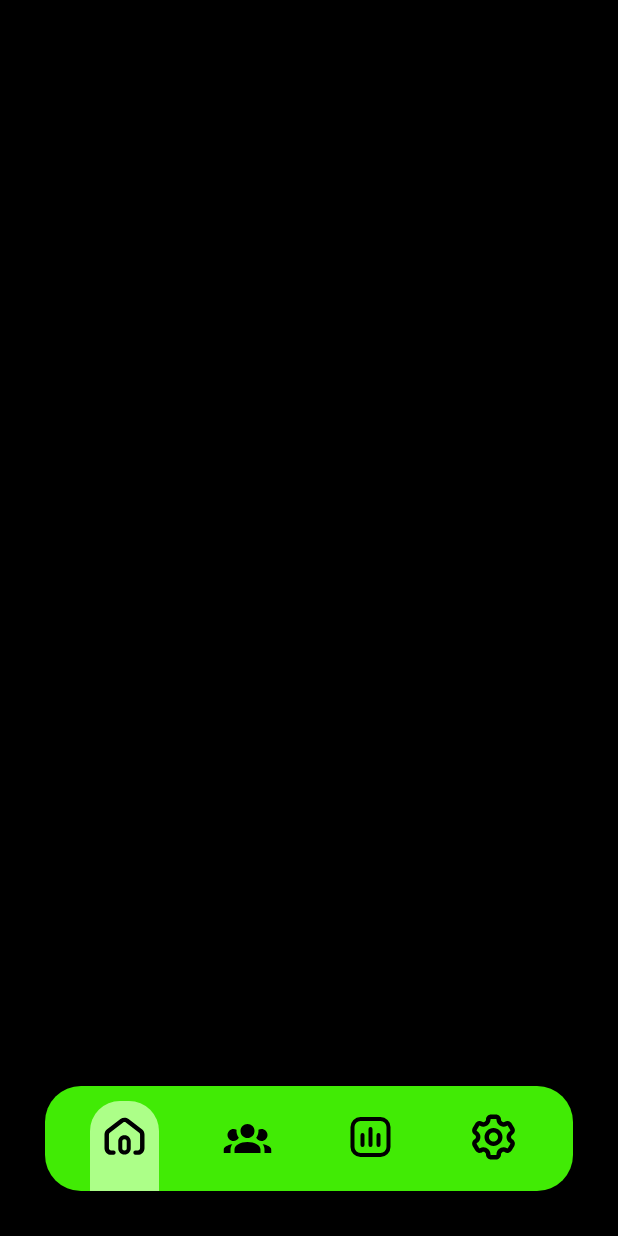
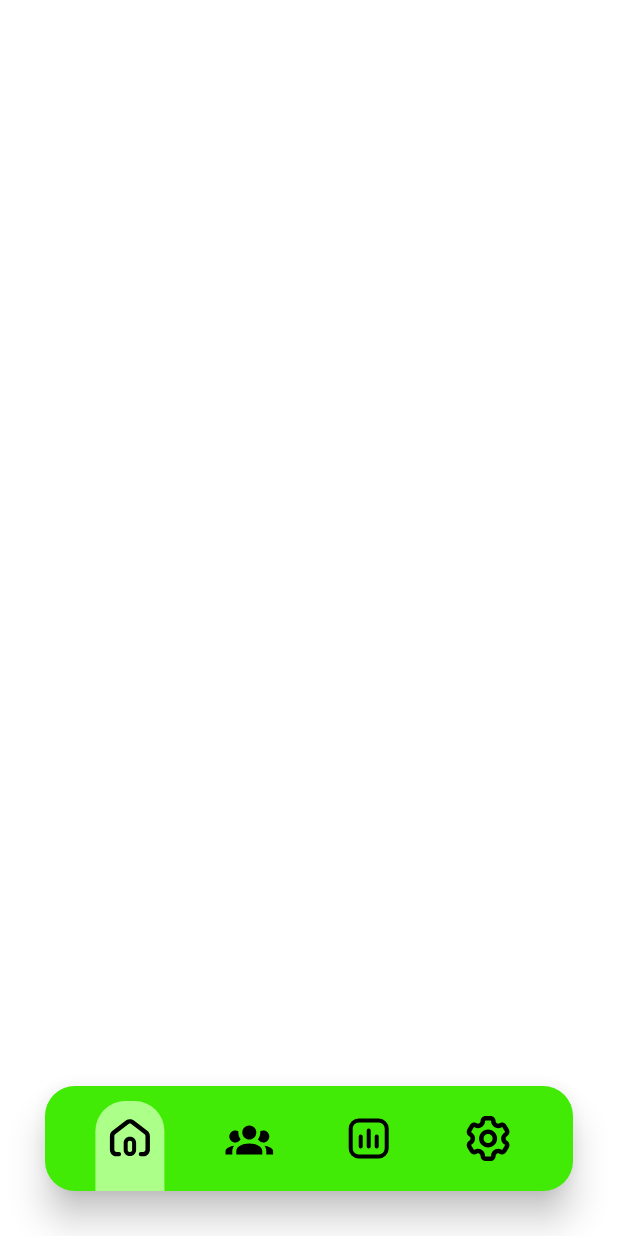
Before and after one commit to hiagozavarize/prosper_app, a Flutter app: the NavBar screen opened directly, on a phone screen of 412 x 824 dp. Run offline on Flutter 3.47's test engine with Material 3 defaults, Android fonts, the phone set to English and light mode, and no system bars; our stand-ins replace flutter_animate, flutter_svg, google_fonts.

Commit message:
fix: refactoring the navbar without animation

```diff
--- a/lib/main.dart
+++ b/lib/main.dart
@@ -3,6 +3,7 @@ import 'package:google_fonts/google_fonts.dart';
 import 'package:prosper/carrosel.dart';
 import 'package:prosper/gif_screen.dart';
 import 'package:prosper/login.dart';
+import 'package:prosper/widgets/navbar/nav_bar.dart';
 import 'package:prosper/utils/app_colors.dart';
 import 'package:prosper/utils/common.dart';
 import 'package:prosper/welcome.dart';
@@ -17,15 +18,15 @@ class ProsperApp extends StatelessWidget {
   @override
   Widget build(BuildContext context) {
     return MaterialApp(
-      navigatorKey: navigatorKey,
-      initialRoute: GifScreen.screenName,
-      routes: {
+      //navigatorKey: navigatorKey,
+      //initialRoute: GifScreen.screenName,
+      //routes: {
         //colocar todas rotas para as outras páginas aqui:
-        GifScreen.screenName: (_) => const GifScreen(),
-        Welcome.screenName: (_) => const Welcome(),
-        Carrosel.screenName: (_) => const Carrosel(),
-        LoginPage.screenName: (_) => const LoginPage(),
-      },
+        //GifScreen.screenName: (_) => const GifScreen(),
+        //Welcome.screenName: (_) => const Welcome(),
+        //Carrosel.screenName: (_) => const Carrosel(),
+        //LoginPage.screenName: (_) => const LoginPage(),
+      //},
       theme: ThemeData(
         textTheme: GoogleFonts.poppinsTextTheme(),
         scaffoldBackgroundColor: AppColors.scaffoldBackGroundColor,
@@ -45,6 +46,7 @@ class ProsperApp extends StatelessWidget {
         ),
       ),
       debugShowCheckedModeBanner: false,
+      home: const NavBar(),
     );
   }
 }
--- a/lib/nav_bar.dart
+++ /dev/null
@@ -1,79 +0,0 @@
-import 'package:flutter/material.dart';
-import 'package:flutter_svg/flutter_svg.dart';
-
-const Color navBarColor = Color(0xFF41EB05);
-
-final List<String> navItems = [
-  'lib/assets/home.svg',
-  'lib/assets/clientes.svg',
-  'lib/assets/balance.svg',
-  'lib/assets/gear.svg',
-];
-
-class NavBar extends StatefulWidget {
-  const NavBar({super.key});
-
-  @override
-  State<NavBar> createState() => _NavBarState();
-}
-
-class _NavBarState extends State<NavBar> {
-  int _selectedIndex = 0;
-
-  @override
-  Widget build(BuildContext context) {
-    return Scaffold(
-      bottomNavigationBar: SafeArea(
-        child: Container(
-          height: 70,
-          padding: EdgeInsets.only(top: 10,right: 12, left: 12),
-          margin: EdgeInsets.symmetric(horizontal: 30, vertical: 30),
-          decoration: BoxDecoration(
-            color: Color(0xFF41EB05),
-            borderRadius: BorderRadius.all(Radius.circular(24)),
-          ),
-          child: Row(
-            mainAxisAlignment: MainAxisAlignment.center,
-            children: List.generate(
-              navItems.length,
-              (index) => Expanded(
-                child: InkWell(
-                  onTap: () {
-                    setState(() {
-                      _selectedIndex = index;
-                    });
-                  },
-                  child: Center(
-                    child: Container(
-                      height: 70,
-                      width: 46,
-                      decoration: BoxDecoration(
-                        color: _selectedIndex == index ? Color(0xFFACFF88) : Colors.transparent,
-                        borderRadius: BorderRadius.only(
-                          topLeft: Radius.circular(20),
-                          topRight: Radius.circular(20),
-                          bottomLeft: Radius.zero,
-                          bottomRight: Radius.zero,
-                        ),
-                      ),
-                      child: Container(
-                        margin: EdgeInsets.only(bottom: 12),
-                        child: Center(
-                          child: SvgPicture.asset(
-                            navItems[index],
-                            width: 32,
-                            fit: BoxFit.contain,
-                          ),
-                        ),
-                      ),
-                    ),
-                  ),
-                ),
-              ),
-            ),
-          ),
-        ),
-      ),
-    );
-  }
-}
--- a/lib/utils/app_colors.dart
+++ b/lib/utils/app_colors.dart
@@ -4,4 +4,5 @@ abstract class AppColors {
   static Color get primaryColor =>const Color.fromARGB(255, 87, 174, 0);
   static Color get scaffoldBackGroundColor =>
       const Color.fromARGB(255, 0, 0, 0);
+  static Color get navBarColor => const Color(0xFF41EB05);
 }
--- /dev/null
+++ b/lib/widgets/navbar/nav_bar.dart
@@ -0,0 +1,108 @@
+import 'package:flutter/material.dart';
+import 'package:flutter/widgets.dart';
+import 'package:flutter_svg/flutter_svg.dart';
+import 'package:prosper/utils/app_colors.dart';
+
+const Color navBarColor = Color(0xFF41EB05);
+
+final List<String> navItems = [
+  'lib/assets/home.svg',
+  'lib/assets/clientes.svg',
+  'lib/assets/balance.svg',
+  'lib/assets/gear.svg',
+];
+
+class NavBar extends StatefulWidget {
+  const NavBar({super.key});
+
+  @override
+  State<NavBar> createState() => _NavBarState();
+}
+
+// Estado da barra de navegação
+class _NavBarState extends State<NavBar> {
+  int _selectedIndex = 0; // Mudado para int em vez de final
+
+  void _onNavItemTapped(int index) {
+    setState(() {
+      _selectedIndex = index;
+    });
+  }
+
+  @override
+  Widget build(BuildContext context) {
+    return Scaffold(
+      body: SafeArea(
+        bottom: false,
+        child: Stack(
+          children: [
+            Positioned.fill(
+              child: Container(
+                color: Colors.white,
+              ),
+            ),
+            Positioned(
+              bottom: 0,
+              left: 0,
+              right: 0,
+              child: _buildNavBar(),
+            ),
+          ],
+        ),
+      ),
+    );
+  }
+
+  Widget _buildNavBar() {
+    return Padding(
+      padding: const EdgeInsets.all(30.0),
+      child: Material(
+        borderRadius: BorderRadius.circular(20),
+        color: Colors.transparent,
+        elevation: 10,
+        child: Container(
+          width: 46 * 18, // Largura total da barra
+          height: 70,     // Altura total da barra
+          decoration: BoxDecoration(
+            color: navBarColor,
+            borderRadius: BorderRadius.circular(20),
+          ),
+          child: Row(
+            mainAxisAlignment: MainAxisAlignment.spaceEvenly,
+            crossAxisAlignment: CrossAxisAlignment.center,
+            children: List.generate(
+              navItems.length,
+              (index) => GestureDetector(
+                onTap: () => _onNavItemTapped(index),
+                child: Container(
+                  padding: EdgeInsets.only(bottom: 10),
+                  margin: EdgeInsets.only(top: 10),
+                  width: 46,
+                  height: 70, // Altura da caixa de seleção
+                  decoration: BoxDecoration(
+                    color: _selectedIndex == index
+                        ? Color(0xFFACFF88)
+                        : Colors.transparent,
+                    borderRadius: BorderRadius.only(
+                      topLeft: Radius.circular(20),
+                      topRight: Radius.circular(20),
+                    ), // Ajuste o valor conforme necessário
+                  ),
+                  child: Center(
+                    child: SvgPicture.asset(
+                      navItems[index],
+                      width: 32, // Largura do ícone
+                      height: 32, // Altura do ícone para garantir proporção fixa
+                      fit: BoxFit.contain,
+
+                    ),
+                  ),
+                ),
+              ),
+            ),
+          ),
+        ),
+      ),
+    );
+  }
+}
```
